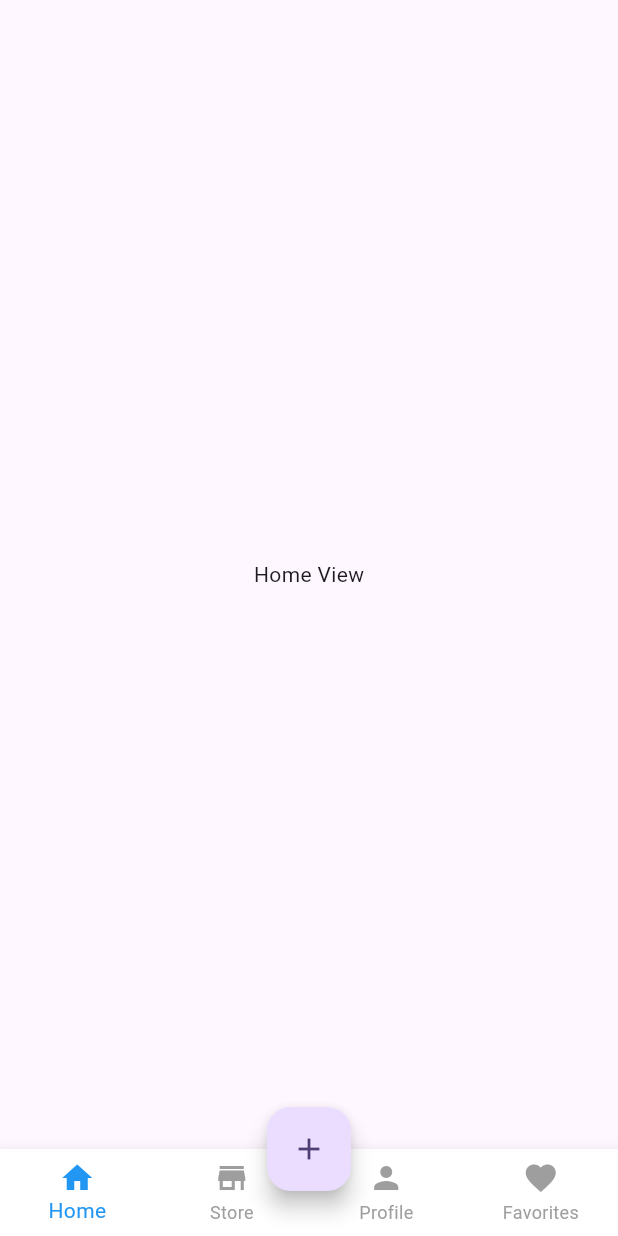
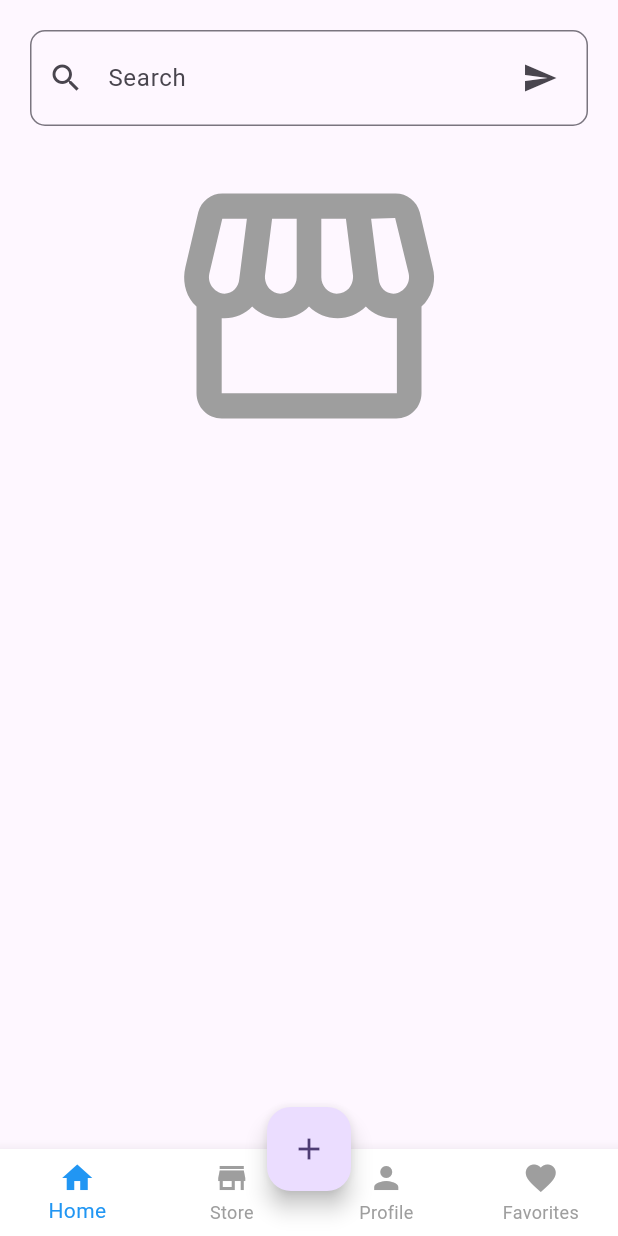
Before and after one commit to isafty/our_market, a Flutter app: the screen it shows after launch, on a phone screen of 412 x 824 dp. Run offline on Flutter 3.47's test engine with Material 3 defaults, Android fonts, the phone set to English and light mode, and no system bars; our stand-ins replace bloc, flutter_bloc.

Commit message:
search bar

```diff
--- a/lib/view/home/ui/home_view.dart
+++ b/lib/view/home/ui/home_view.dart
@@ -1,10 +1,23 @@
 import 'package:flutter/material.dart';
+import 'package:new_app_1/core/widget/textformfield1.dart';
 
 class HomeView extends StatelessWidget {
   const HomeView({super.key});
 
   @override
   Widget build(BuildContext context) {
-    return const Center(child: Text('Home View'));
+    return ListView(
+      children: const [
+        SizedBox(height: 20),
+        TFF1(
+          ltext: 'Search',
+          prefixIcon: Icon(Icons.search),
+          textInputType: TextInputType.text,
+          suffixIcon: IconButton(onPressed: null, icon: Icon(Icons.send)),
+        ),
+        SizedBox(height: 20),
+        Center(child: Icon(Icons.storefront, size: 200, color: Colors.grey)),
+      ],
+    );
   }
 }
```
